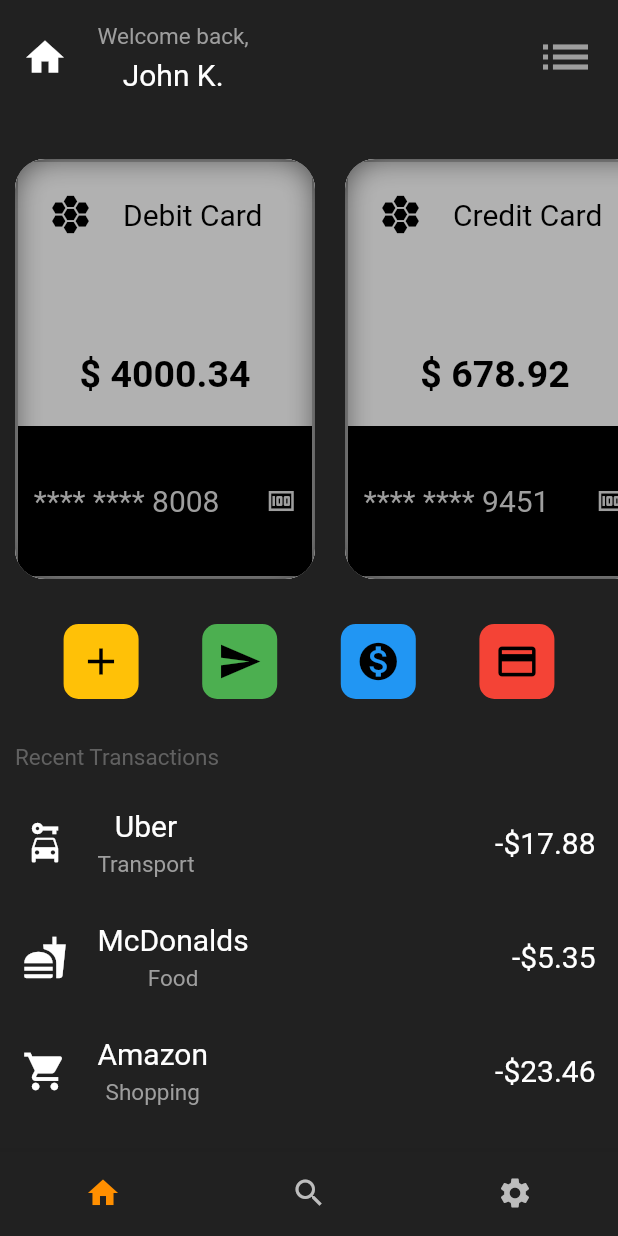
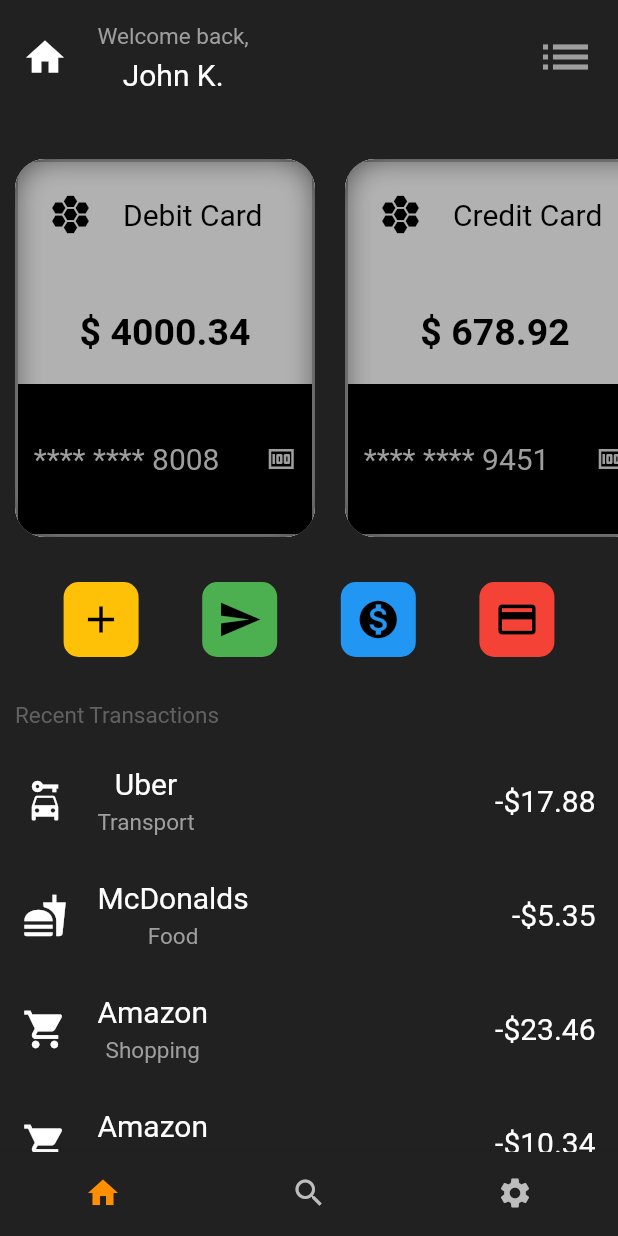
Before and after one commit to Fumblepuff/hive-bank, a Flutter app: the screen it shows after launch, on a phone screen of 412 x 824 dp. Run offline on Flutter 3.47's test engine with Material 2 defaults, Android fonts, the phone set to English and light mode, and no system bars.

Commit message:
removed container from cards row

```diff
--- a/lib/pages/home.dart
+++ b/lib/pages/home.dart
@@ -106,9 +106,7 @@ class _HomePageState extends State<HomePage> {
             const SizedBox(height: 20),
 
             //Cards
-            SizedBox(
-              height: 300,
-              child: Expanded(
+            Expanded(
               child: ListView(
                 scrollDirection: Axis.horizontal,
                 children: const [
@@ -128,7 +126,6 @@ class _HomePageState extends State<HomePage> {
                     amount: 1437.05,
                   )
                 ],
-                ),
               ),
             ),
 
```
Lines whose indentation alone changed are shown as unchanged.
